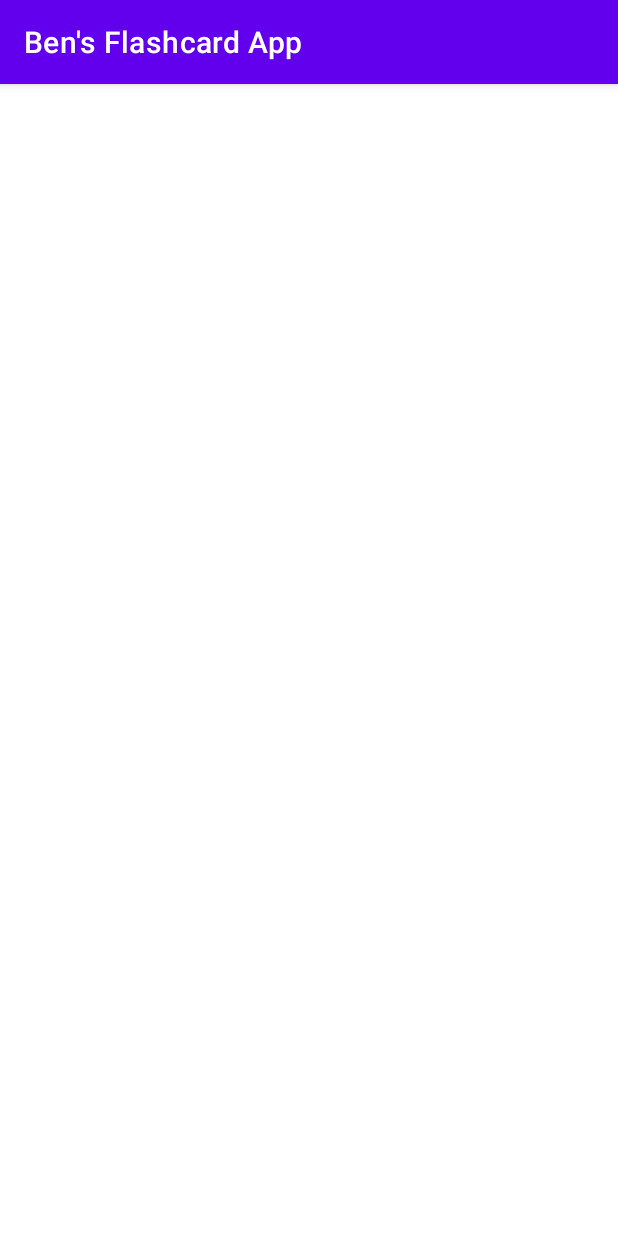
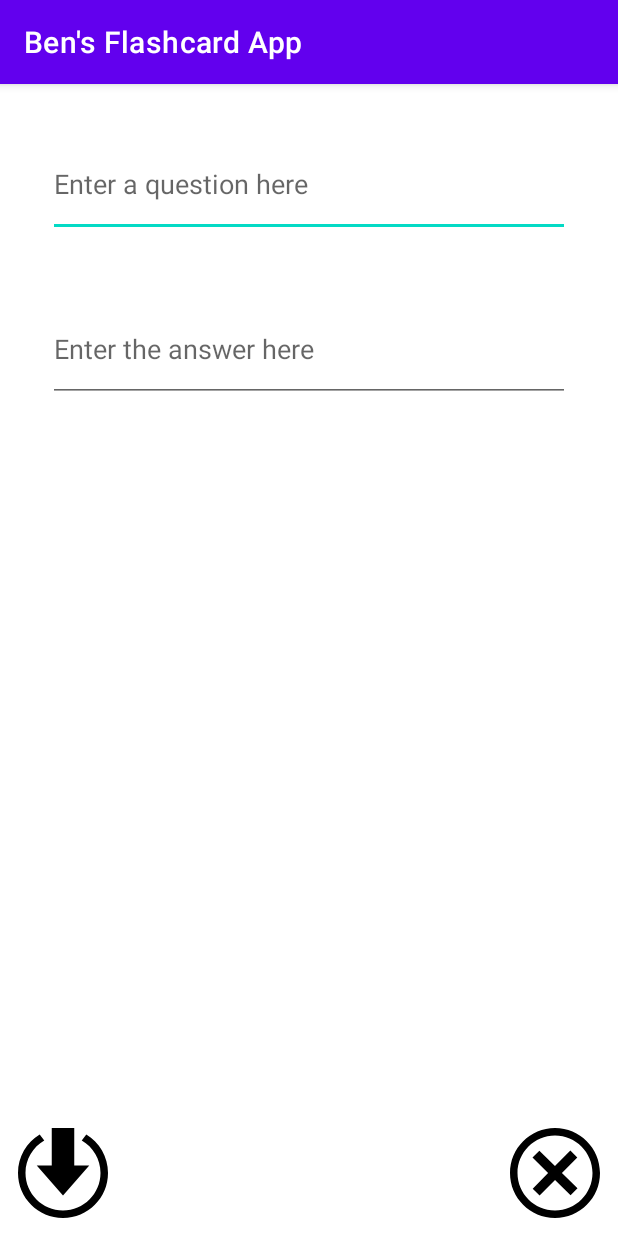
Before and after one commit to BenStormer/FlashcardApp, an Android app: the AddCardActivity screen opened directly, with no data from a screen before it, on a phone screen of 412 x 824 dp. Run offline under Robolectric (Android 15) with nearby library versions, the phone set to English and light mode, and no system bars.

Commit message:
Lab 2 - Required activities completed

```diff
--- a/app/src/main/java/com/example/bensflashcardapp/AddCardActivity.java
+++ b/app/src/main/java/com/example/bensflashcardapp/AddCardActivity.java
@@ -2,7 +2,12 @@ package com.example.bensflashcardapp;
 
 import androidx.appcompat.app.AppCompatActivity;
 
+import android.content.Intent;
 import android.os.Bundle;
+import android.util.Log;
+import android.view.View;
+import android.widget.EditText;
+import android.widget.ImageView;
 
 public class AddCardActivity extends AppCompatActivity {
 
@@ -10,5 +15,29 @@ public class AddCardActivity extends AppCompatActivity {
     protected void onCreate(Bundle savedInstanceState) {
         super.onCreate(savedInstanceState);
         setContentView(R.layout.activity_add_card);
+
+        ImageView cancelButton = findViewById(R.id.cancel_button);
+        ImageView saveButton = findViewById(R.id.save_button);
+        EditText question = findViewById(R.id.add_question);
+        EditText answer = findViewById(R.id.add_answer);
+
+        cancelButton.setOnClickListener(new View.OnClickListener() {
+            @Override
+            public void onClick(View v) {
+                finish();
+            }
+        });
+
+        saveButton.setOnClickListener(new View.OnClickListener() {
+            @Override
+            public void onClick(View v) {
+                Intent data = new Intent();
+                data.putExtra("question", question.getText().toString());
+                data.putExtra("answer", answer.getText().toString());
+                setResult(RESULT_OK, data);
+                finish();
+            }
+        });
+
     }
 }
--- a/app/src/main/java/com/example/bensflashcardapp/MainActivity.java
+++ b/app/src/main/java/com/example/bensflashcardapp/MainActivity.java
@@ -87,9 +87,26 @@ public class MainActivity extends AppCompatActivity {
             @Override
             public void onClick(View v) {
                 Intent newCard = new Intent(MainActivity.this, AddCardActivity.class);
-                MainActivity.this.startActivity(newCard);
+                MainActivity.this.startActivityForResult(newCard, 100);
             }
         });
 
+
+
+    }
+
+    @Override
+    protected void onActivityResult(int requestCode, int resultCode, Intent data) {
+        super.onActivityResult(requestCode, resultCode, data);
+        if (requestCode == 100 && resultCode == RESULT_OK) { // this 100 needs to match the 100 we used when we called startActivityForResult!
+            String question = data.getExtras().getString("question"); // 'string1' needs to match the key we used when we put the string in the Intent
+            String answer = data.getExtras().getString("answer");
+            TextView flashcardQuestion = findViewById(R.id.flashcard_question_textview);
+            TextView flashcardAnswer = findViewById(R.id.flashcard_answer_textview);
+            flashcardQuestion.setText(question);
+            flashcardAnswer.setText(answer);
+        }
+
+
     }
 }
--- /dev/null
+++ b/app/src/main/res/drawable/cancel_button.xml
@@ -0,0 +1,9 @@
+<vector xmlns:android="http://schemas.android.com/apk/res/android"
+    android:width="24dp"
+    android:height="24dp"
+    android:viewportWidth="24"
+    android:viewportHeight="24">
+  <path
+      android:fillColor="#FF000000"
+      android:pathData="M12,2c5.514,0 10,4.486 10,10s-4.486,10 -10,10 -10,-4.486 -10,-10 4.486,-10 10,-10zM12,0c-6.627,0 -12,5.373 -12,12s5.373,12 12,12 12,-5.373 12,-12 -5.373,-12 -12,-12zM18,16.094l-4.157,-4.104 4.1,-4.141 -1.849,-1.849 -4.105,4.159 -4.156,-4.102 -1.833,1.834 4.161,4.12 -4.104,4.157 1.834,1.832 4.118,-4.159 4.143,4.102 1.848,-1.849z"/>
+</vector>
--- /dev/null
+++ b/app/src/main/res/drawable/save_button.xml
@@ -0,0 +1,9 @@
+<vector xmlns:android="http://schemas.android.com/apk/res/android"
+    android:width="24dp"
+    android:height="24dp"
+    android:viewportWidth="24"
+    android:viewportHeight="24">
+  <path
+      android:fillColor="#FF000000"
+      android:pathData="M15,10h4l-7,8 -7,-8h4v-10h6v10zM18.213,1.754l-1.213,1.599c2.984,1.732 5,4.955 5,8.647 0,5.514 -4.486,10 -10,10s-10,-4.486 -10,-10c0,-3.692 2.016,-6.915 5,-8.647l-1.213,-1.599c-3.465,2.103 -5.787,5.897 -5.787,10.246 0,6.627 5.373,12 12,12s12,-5.373 12,-12c0,-4.349 -2.322,-8.143 -5.787,-10.246z"/>
+</vector>
--- a/app/src/main/res/layout/activity_add_card.xml
+++ b/app/src/main/res/layout/activity_add_card.xml
@@ -1,9 +1,50 @@
 <?xml version="1.0" encoding="utf-8"?>
-<androidx.constraintlayout.widget.ConstraintLayout xmlns:android="http://schemas.android.com/apk/res/android"
-    xmlns:app="http://schemas.android.com/apk/res-auto"
+<RelativeLayout xmlns:android="http://schemas.android.com/apk/res/android"
     xmlns:tools="http://schemas.android.com/tools"
     android:layout_width="match_parent"
     android:layout_height="match_parent"
+    android:padding="12dp"
+    android:clipToPadding="false"
     tools:context=".AddCardActivity">
 
-</androidx.constraintlayout.widget.ConstraintLayout>
+    <EditText
+        android:id="@+id/add_question"
+        android:layout_width="match_parent"
+        android:layout_height="70dp"
+        android:layout_marginStart="20dp"
+        android:layout_marginTop="20dp"
+        android:layout_marginEnd="20dp"
+        android:layout_marginBottom="20dp"
+        android:inputType="textMultiLine"
+        android:hint="Enter a question here"/>
+
+    <EditText
+        android:id="@+id/add_answer"
+        android:layout_below="@id/add_question"
+        android:layout_width="match_parent"
+        android:layout_height="70dp"
+        android:layout_marginStart="20dp"
+        android:layout_marginTop="20dp"
+        android:layout_marginEnd="20dp"
+        android:layout_marginBottom="20dp"
+        android:inputType="textMultiLine"
+        android:hint="Enter the answer here"/>
+
+    <ImageView
+        android:id="@+id/cancel_button"
+        android:layout_width="60dp"
+        android:layout_height="60dp"
+        android:layout_alignParentBottom="true"
+        android:layout_alignParentEnd="true"
+        android:src="@drawable/cancel_button"/>
+
+    <ImageView
+        android:id="@+id/save_button"
+        android:layout_width="60dp"
+        android:layout_height="60dp"
+        android:layout_alignParentBottom="true"
+        android:layout_alignParentStart="true"
+        android:src="@drawable/save_button"/>
+
+
+</RelativeLayout>
--- a/app/src/main/res/layout/activity_main.xml
+++ b/app/src/main/res/layout/activity_main.xml
@@ -9,7 +9,7 @@
 
     <TextView
         android:id="@+id/flashcard_question_textview"
-        android:layout_width="wrap_content"
+        android:layout_width="match_parent"
         android:layout_height="200dp"
         android:layout_centerHorizontal="true"
         android:gravity="center"
@@ -23,12 +23,13 @@
         android:id="@+id/flashcard_answer_textview"
         android:visibility="invisible"
         android:layout_width="match_parent"
+        android:layout_centerHorizontal="true"
         android:layout_height="200dp"
         android:gravity="center"
+        android:elevation="5dp"
         android:text="Barack Obama"
         android:textColor="@color/white"
         android:background="@drawable/answer_background"
-        android:elevation="2dp"
         android:textSize="40sp" />
 
     <TextView
@@ -81,6 +82,6 @@
         android:layout_height="60dp"
         android:layout_alignParentBottom="true"
         android:layout_alignParentEnd="true"
-        android:src="@drawable/add_card"/>
+        android:src="@drawable/add_button"/>
 
 </RelativeLayout>
```
Also changed, not shown: app/src/main/res/drawable/add_button.xml (renamed from app/src/main/res/drawable/add_card.xml).
